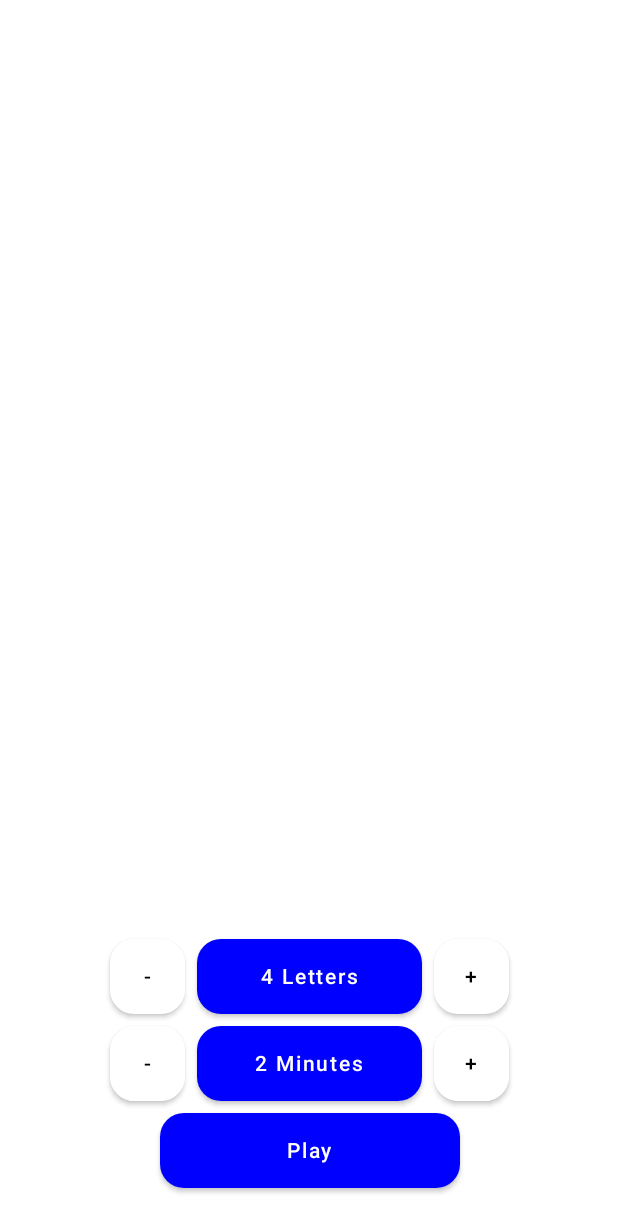
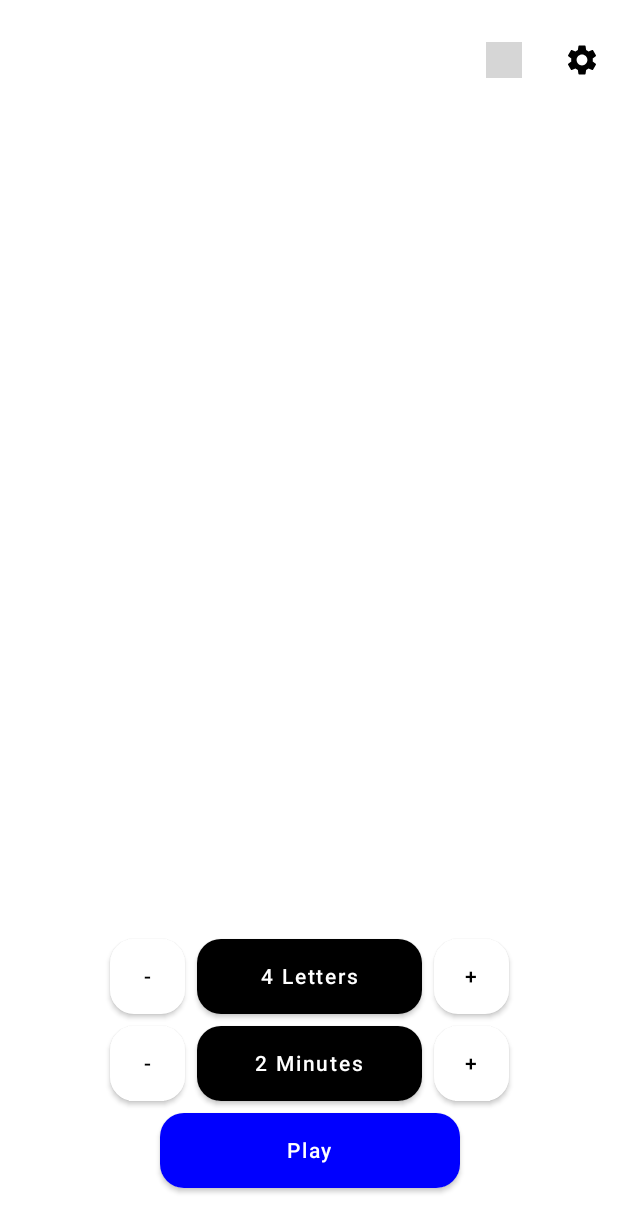
Before and after one commit to gouri-panda/WordFlipster, an Android app built with Jetpack Compose: the @Preview function DefaultPreview, on a phone screen of 412 x 824 dp. Shown: the top 1232 px of the screen. Run offline under Robolectric (Android 15) with nearby library versions, the phone set to English and light mode, and no system bars; grey boxes are pictures that could not be loaded.

Commit message:
Updated top bar in welcome screen. Added Progress bar icon and settings.

```diff
--- a/app/src/main/java/com/javix/wordflipster/WelcomeActivity.kt
+++ b/app/src/main/java/com/javix/wordflipster/WelcomeActivity.kt
@@ -1,29 +1,33 @@
 package com.javix.wordflipster
 
 import android.os.Bundle
-import android.os.PersistableBundle
 import androidx.activity.ComponentActivity
+import androidx.compose.foundation.Image
 import androidx.compose.foundation.layout.Arrangement
 import androidx.compose.foundation.layout.Box
 import androidx.compose.foundation.layout.Column
 import androidx.compose.foundation.layout.Row
-import androidx.compose.foundation.layout.Spacer
 import androidx.compose.foundation.layout.fillMaxSize
-import androidx.compose.foundation.layout.fillMaxWidth
 import androidx.compose.foundation.layout.padding
 import androidx.compose.foundation.layout.size
 import androidx.compose.foundation.shape.RoundedCornerShape
 import androidx.compose.material.Button
 import androidx.compose.material.ButtonDefaults
+import androidx.compose.material.Icon
+import androidx.compose.material.IconButton
 import androidx.compose.material.Text
+import androidx.compose.material.icons.Icons
+import androidx.compose.material.icons.filled.Add
+import androidx.compose.material.icons.filled.List
+import androidx.compose.material.icons.filled.Settings
 import androidx.compose.runtime.Composable
 import androidx.compose.ui.Alignment
 import androidx.compose.ui.Modifier
 import androidx.compose.ui.graphics.Color
+import androidx.compose.ui.res.painterResource
 import androidx.compose.ui.tooling.preview.Preview
 import androidx.compose.ui.unit.dp
 
-val roundCornerShape = 100
 
 class WelcomeActivity : ComponentActivity() {
     override fun onCreate(savedInstanceState: Bundle?) {
@@ -34,17 +38,16 @@ class WelcomeActivity : ComponentActivity() {
 
 @Preview(showBackground = true)
 @Composable
-fun DefaultPreview(){
+fun DefaultPreview() {
     Box(
         modifier = Modifier
             .fillMaxSize()
-            .padding(16.dp)
+            .padding(bottom = 32.dp)
     ) {
-        Box(
-            modifier = Modifier
-                .fillMaxSize()
-                .padding(16.dp)
-        ) {
+
+
+        TopBarWelcomScreen()
+
         Column(
             modifier = Modifier
                 .align(Alignment.BottomCenter),
@@ -55,12 +58,16 @@ fun DefaultPreview(){
             MinutesButton()
             Button(
                 onClick = { /*TODO*/ },
-                    shape = RoundedCornerShape(topStart = 16.dp, topEnd = 16.dp, bottomEnd = 16.dp, bottomStart = 16.dp),  // Rounded corners
+                shape = RoundedCornerShape(
+                    topStart = 16.dp,
+                    topEnd = 16.dp,
+                    bottomEnd = 16.dp,
+                    bottomStart = 16.dp
+                ),  // Rounded corners
                 colors = ButtonDefaults.buttonColors(backgroundColor = Color.Blue),
                 modifier = Modifier.size(200.dp, 50.dp)
             ) {
                 Text("Play", color = Color.White)
-                }
             }
         }
     }
@@ -70,22 +77,41 @@ fun DefaultPreview(){
 fun EditLettersButton() {
 
     Row(horizontalArrangement = Arrangement.spacedBy(8.dp)) {
-        Button(onClick = {},
-            shape = RoundedCornerShape(topStart = 16.dp, topEnd = 16.dp, bottomEnd = 16.dp, bottomStart = 16.dp),
+        Button(
+            onClick = {},
+            shape = RoundedCornerShape(
+                topStart = 16.dp,
+                topEnd = 16.dp,
+                bottomEnd = 16.dp,
+                bottomStart = 16.dp
+            ),
             colors = ButtonDefaults.buttonColors(backgroundColor = Color.White),
-            modifier = Modifier.size(50.dp, 50.dp)) {Text("-", color = Color.Black)}
+            modifier = Modifier.size(50.dp, 50.dp)
+        ) { Text("-", color = Color.Black) }
         Button(
             onClick = { /*TODO*/ },
-            shape = RoundedCornerShape(topStart = 16.dp, topEnd = 16.dp, bottomEnd = 16.dp, bottomStart = 16.dp),  // Rounded corners
-            colors = ButtonDefaults.buttonColors(backgroundColor = Color.Blue),  // Blue background
+            shape = RoundedCornerShape(
+                topStart = 16.dp,
+                topEnd = 16.dp,
+                bottomEnd = 16.dp,
+                bottomStart = 16.dp
+            ),  // Rounded corners
+            colors = ButtonDefaults.buttonColors(backgroundColor = Color.Black),  // Blue background
             modifier = Modifier.size(150.dp, 50.dp)
         ) {
             Text("4 Letters", color = Color.White)  // White text
         }
-        Button(onClick = {},
-            shape = RoundedCornerShape(topStart = 16.dp, topEnd = 16.dp, bottomEnd = 16.dp, bottomStart = 16.dp),
+        Button(
+            onClick = {},
+            shape = RoundedCornerShape(
+                topStart = 16.dp,
+                topEnd = 16.dp,
+                bottomEnd = 16.dp,
+                bottomStart = 16.dp
+            ),
             colors = ButtonDefaults.buttonColors(backgroundColor = Color.White),
-            modifier = Modifier.size(50.dp, 50.dp)) {Text("+", color = Color.Black)}
+            modifier = Modifier.size(50.dp, 50.dp)
+        ) { Text("+", color = Color.Black) }
     }
 
 }
@@ -94,22 +120,74 @@ fun EditLettersButton() {
 fun MinutesButton() {
 
     Row(horizontalArrangement = Arrangement.spacedBy(8.dp)) {
-        Button(onClick = {},
-            shape = RoundedCornerShape(topStart = 16.dp, topEnd = 16.dp, bottomEnd = 16.dp, bottomStart = 16.dp),
+        Button(
+            onClick = {},
+            shape = RoundedCornerShape(
+                topStart = 16.dp,
+                topEnd = 16.dp,
+                bottomEnd = 16.dp,
+                bottomStart = 16.dp
+            ),
             colors = ButtonDefaults.buttonColors(backgroundColor = Color.White),
-            modifier = Modifier.size(50.dp, 50.dp)) {Text("-", color = Color.Black)}
+            modifier = Modifier.size(50.dp, 50.dp)
+        ) { Text("-", color = Color.Black) }
         Button(
             onClick = { /*TODO*/ },
-            shape = RoundedCornerShape(topStart = 16.dp, topEnd = 16.dp, bottomEnd = 16.dp, bottomStart = 16.dp),  // Rounded corners
-            colors = ButtonDefaults.buttonColors(backgroundColor = Color.Blue),  // Blue background
+            shape = RoundedCornerShape(
+                topStart = 16.dp,
+                topEnd = 16.dp,
+                bottomEnd = 16.dp,
+                bottomStart = 16.dp
+            ),  // Rounded corners
+            colors = ButtonDefaults.buttonColors(backgroundColor = Color.Black),  // Blue background
             modifier = Modifier.size(150.dp, 50.dp)
         ) {
             Text("2 Minutes", color = Color.White)  // White text
         }
-        Button(onClick = {},
-            shape = RoundedCornerShape(topStart = 16.dp, topEnd = 16.dp, bottomEnd = 16.dp, bottomStart = 16.dp),
+        Button(
+            onClick = {},
+            shape = RoundedCornerShape(
+                topStart = 16.dp,
+                topEnd = 16.dp,
+                bottomEnd = 16.dp,
+                bottomStart = 16.dp
+            ),
             colors = ButtonDefaults.buttonColors(backgroundColor = Color.White),
-            modifier = Modifier.size(50.dp, 50.dp)) {Text("+", color = Color.Black)}
+            modifier = Modifier.size(50.dp, 50.dp)
+        ) { Text("+", color = Color.Black) }
     }
 
 }
+
+@Composable
+fun TopBarWelcomScreen() {
+    Box(
+        modifier = Modifier
+            .fillMaxSize()
+            .padding(top= 16.dp)
+    ) {
+        Row(
+            horizontalArrangement = Arrangement.spacedBy(4.dp),
+            modifier = Modifier.align(Alignment.TopEnd)
+        ) {
+            // Icon for progress graph at the top left corner
+            IconButton(
+                onClick = { /* Handle progress graph action */ },
+                  // Padding from the top and left
+            ) {
+                Image(
+                    painter = painterResource(id = R.drawable.progress_graph), // Replace with your drawable name
+                    contentDescription = "Progress Graph",
+                    modifier = Modifier.size(24.dp) // Set size as needed
+                )
+            }
+
+            // Icon for settings at the bottom right corner
+            IconButton(
+                onClick = { /* Handle settings action */ },
+            ) {
+                Icon(Icons.Default.Settings, contentDescription = "Settings", tint = Color.Black)
+            }
+        }
+    }
+}
```
Lines whose indentation alone changed are shown as unchanged.
